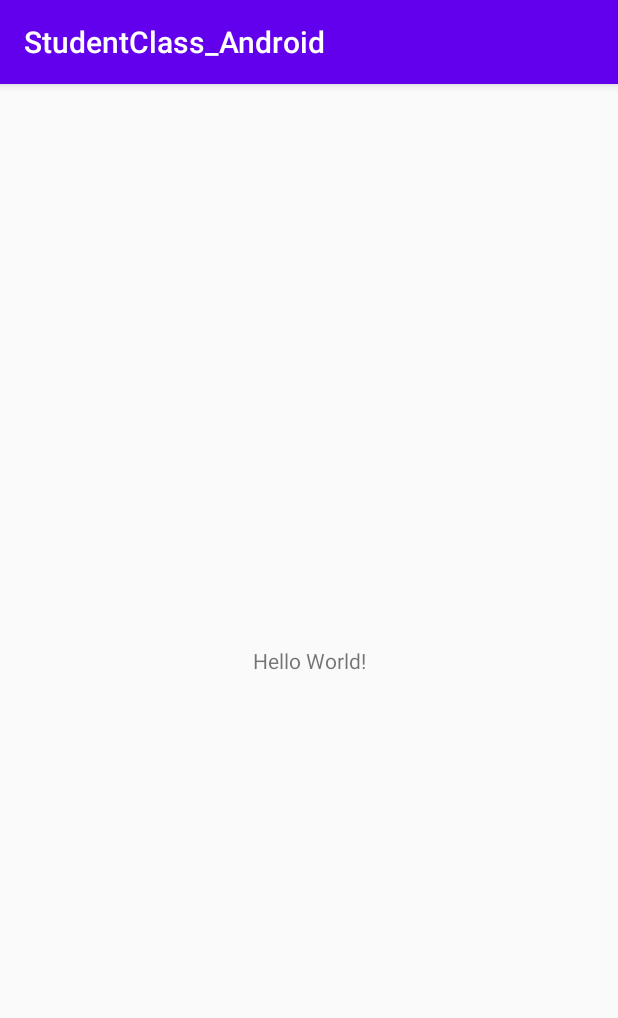
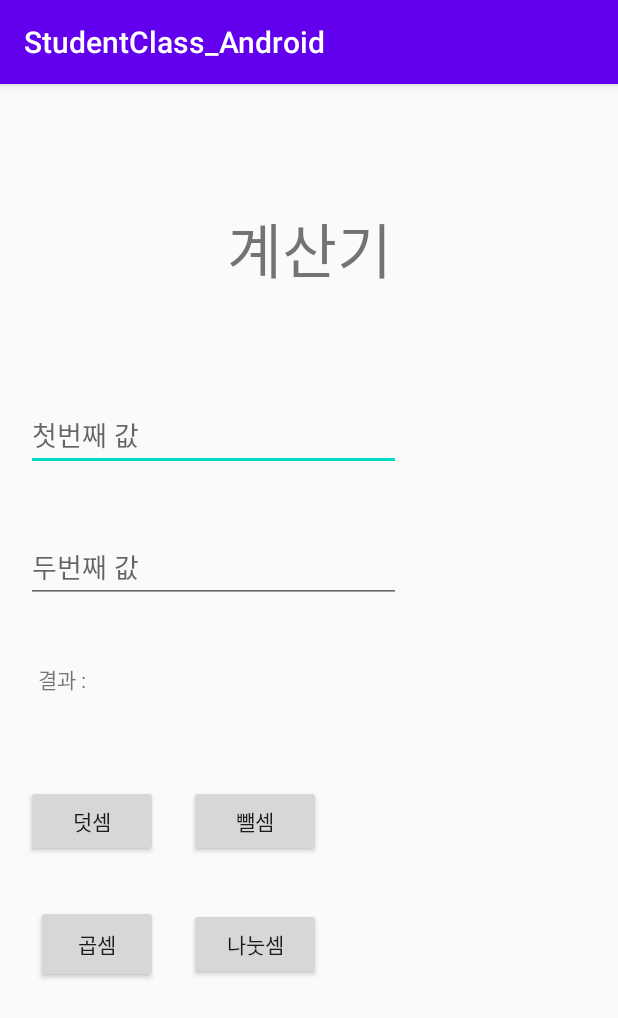
Before and after one commit to munyoung03/StudentClass_Android, an Android app: the screen it shows after launch (MainActivity), on a phone screen of 412 x 824 dp. Shown: the top 1018 px of the screen. Run offline under Robolectric (Android 15) with nearby library versions, the phone set to English and light mode, and no system bars.

Commit message:
[ADD] UI

```diff
--- a/app/src/main/res/layout/activity_main.xml
+++ b/app/src/main/res/layout/activity_main.xml
@@ -7,12 +7,110 @@
     tools:context=".MainActivity">
 
     <TextView
+        android:id="@+id/title"
         android:layout_width="wrap_content"
         android:layout_height="wrap_content"
-        android:text="Hello World!"
-        app:layout_constraintBottom_toBottomOf="parent"
+        android:layout_marginTop="80dp"
+        android:text="계산기"
+        android:textSize="40dp"
         app:layout_constraintLeft_toLeftOf="parent"
         app:layout_constraintRight_toRightOf="parent"
         app:layout_constraintTop_toTopOf="parent" />
 
+    <EditText
+        android:id="@+id/first_value"
+        android:layout_width="250dp"
+        android:layout_height="wrap_content"
+        android:layout_marginTop="70dp"
+        android:layout_marginRight="70dp"
+        android:hint="첫번째 값"
+        app:layout_constraintEnd_toEndOf="@+id/title"
+        app:layout_constraintHorizontal_bias="0.64"
+        app:layout_constraintStart_toStartOf="@+id/title"
+        app:layout_constraintTop_toBottomOf="@+id/title" />
+
+    <EditText
+        android:id="@+id/second_value"
+        android:layout_width="250dp"
+        android:layout_height="wrap_content"
+        android:layout_marginTop="40dp"
+        android:hint="두번째 값"
+        app:layout_constraintEnd_toEndOf="@+id/first_value"
+        app:layout_constraintHorizontal_bias="0.0"
+        app:layout_constraintStart_toStartOf="@+id/first_value"
+        app:layout_constraintTop_toBottomOf="@+id/first_value" />
+
+    <TextView
+        android:id="@+id/result"
+        android:layout_width="wrap_content"
+        android:layout_height="wrap_content"
+        android:layout_marginStart="8dp"
+        android:layout_marginLeft="8dp"
+        android:layout_marginTop="40dp"
+        android:text="결과 : "
+        app:layout_constraintStart_toStartOf="@+id/second_value"
+        app:layout_constraintTop_toBottomOf="@+id/second_value" />
+
+    <TextView
+        android:id="@+id/result_value"
+        android:layout_width="wrap_content"
+        android:layout_height="wrap_content"
+        android:layout_marginEnd="124dp"
+        android:layout_marginRight="124dp"
+        app:layout_constraintBottom_toBottomOf="@+id/result"
+        app:layout_constraintEnd_toEndOf="@+id/second_value"
+        app:layout_constraintHorizontal_bias="0.391"
+        app:layout_constraintStart_toEndOf="@+id/result"
+        app:layout_constraintTop_toTopOf="@+id/result"
+        app:layout_constraintVertical_bias="0.0" />
+
+    <Button
+        android:id="@+id/add_btn"
+        android:layout_width="wrap_content"
+        android:layout_height="wrap_content"
+        android:layout_marginTop="60dp"
+        android:text="덧셈"
+        app:layout_constraintEnd_toEndOf="@+id/result_value"
+        app:layout_constraintHorizontal_bias="0.4"
+        app:layout_constraintStart_toStartOf="@+id/result"
+        app:layout_constraintTop_toBottomOf="@+id/result" />
+
+    <Button
+        android:id="@+id/minus_btn"
+        android:layout_width="wrap_content"
+        android:layout_height="wrap_content"
+        android:layout_marginStart="16dp"
+        android:layout_marginLeft="16dp"
+        android:text="뺄셈"
+        app:layout_constraintBottom_toBottomOf="@+id/add_btn"
+        app:layout_constraintEnd_toEndOf="@+id/second_value"
+        app:layout_constraintHorizontal_bias="0.086"
+        app:layout_constraintStart_toEndOf="@+id/add_btn"
+        app:layout_constraintTop_toTopOf="@+id/add_btn"
+        app:layout_constraintVertical_bias="0.0" />
+
+    <Button
+        android:id="@+id/mul_btn"
+        android:layout_width="81dp"
+        android:layout_height="52dp"
+        android:layout_marginTop="32dp"
+        android:text="곱셈"
+        app:layout_constraintBottom_toBottomOf="parent"
+        app:layout_constraintEnd_toEndOf="@+id/add_btn"
+        app:layout_constraintHorizontal_bias="1.0"
+        app:layout_constraintStart_toStartOf="@+id/add_btn"
+        app:layout_constraintTop_toBottomOf="@+id/add_btn"
+        app:layout_constraintVertical_bias="0.0" />
+
+    <Button
+        android:id="@+id/division_btn"
+        android:layout_width="wrap_content"
+        android:layout_height="wrap_content"
+        android:text="나눗셈"
+        app:layout_constraintBottom_toBottomOf="@+id/mul_btn"
+        app:layout_constraintEnd_toEndOf="@+id/minus_btn"
+        app:layout_constraintHorizontal_bias="1.0"
+        app:layout_constraintStart_toEndOf="@+id/mul_btn"
+        app:layout_constraintTop_toTopOf="@+id/mul_btn" />
+
 </androidx.constraintlayout.widget.ConstraintLayout>
```
